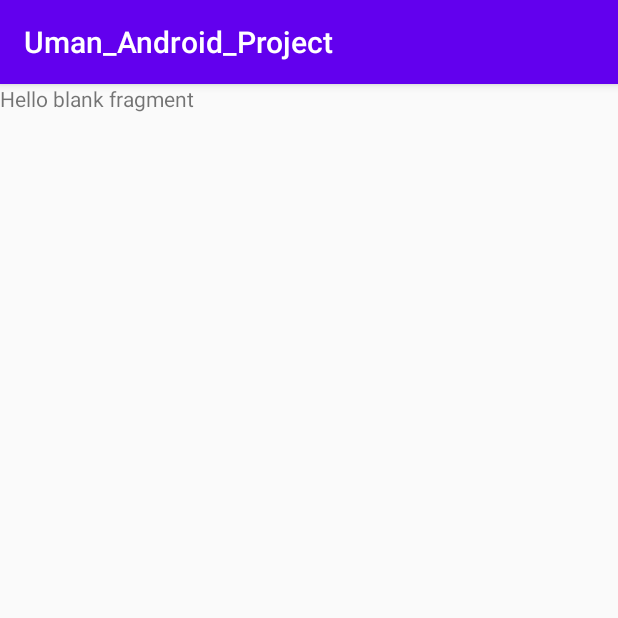
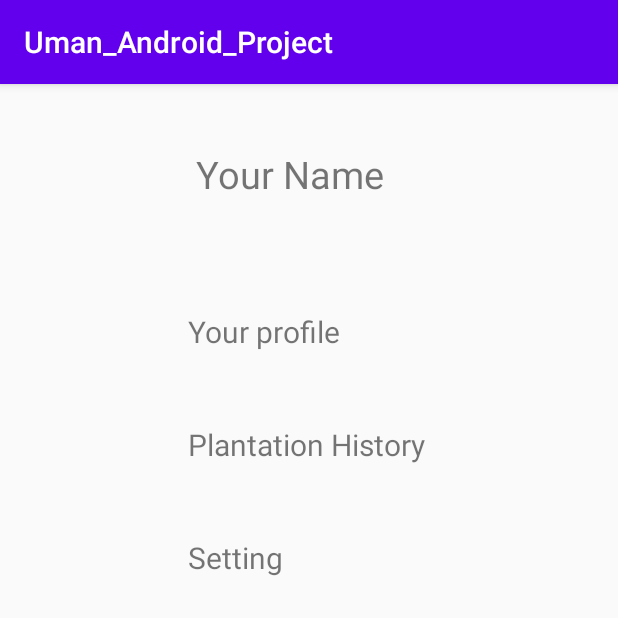
Before and after one commit to BharatB427/Tree-Plantation, an Android app: the fragment ProfileFragment shown on its own in the app's theme, on a phone screen of 412 x 824 dp, the top half of it. Run offline under Robolectric (Android 15) with nearby library versions, the phone set to English and light mode, and no system bars.

Commit message:
plantation history v1.0

```diff
--- a/app/src/main/AndroidManifest.xml
+++ b/app/src/main/AndroidManifest.xml
@@ -13,6 +13,8 @@
         android:roundIcon="@mipmap/ic_launcher_round"
         android:supportsRtl="true"
         android:theme="@style/Theme.Uman_Android_Project">
+        <activity android:name=".PlantationDetailActivity"></activity>
+        <activity android:name=".PlantationHistoryActivity" />
         <activity android:name=".AddActivity" />
         <activity android:name=".FormSubmitActivity" />
         <activity android:name=".MainActivity">
--- a/app/src/main/java/com/example/uman_android_project/fragment/ProfileFragment.java
+++ b/app/src/main/java/com/example/uman_android_project/fragment/ProfileFragment.java
@@ -1,5 +1,6 @@
 package com.example.uman_android_project.fragment;
 
+import android.content.Intent;
 import android.os.Bundle;
 
 import androidx.fragment.app.Fragment;
@@ -7,7 +8,9 @@ import androidx.fragment.app.Fragment;
 import android.view.LayoutInflater;
 import android.view.View;
 import android.view.ViewGroup;
+import android.widget.TextView;
 
+import com.example.uman_android_project.PlantationHistoryActivity;
 import com.example.uman_android_project.R;
 
 /**
@@ -57,10 +60,24 @@ public class ProfileFragment extends Fragment {
         }
     }
 
+    TextView profile, plantation, setting;
+
     @Override
     public View onCreateView(LayoutInflater inflater, ViewGroup container,
                              Bundle savedInstanceState) {
         // Inflate the layout for this fragment
-        return inflater.inflate(R.layout.fragment_profile, container, false);
+        View view =  inflater.inflate(R.layout.fragment_profile, container, false);
+
+        plantation = view.findViewById(R.id.plantationHistory);
+        plantation.setOnClickListener(new View.OnClickListener() {
+            @Override
+            public void onClick(View v) {
+                Intent intent = new Intent(getContext(), PlantationHistoryActivity.class);
+                startActivity(intent);
+            }
+        });
+
+
+        return view;
     }
 }
--- a/app/src/main/res/layout/fragment_profile.xml
+++ b/app/src/main/res/layout/fragment_profile.xml
@@ -1,14 +1,96 @@
 <?xml version="1.0" encoding="utf-8"?>
-<FrameLayout xmlns:android="http://schemas.android.com/apk/res/android"
+<LinearLayout xmlns:android="http://schemas.android.com/apk/res/android"
     xmlns:tools="http://schemas.android.com/tools"
     android:layout_width="match_parent"
     android:layout_height="match_parent"
-    tools:context=".fragment.ProfileFragment">
+    tools:context=".fragment.ProfileFragment"
+    android:orientation="vertical"
+    android:paddingLeft="5dp">
 
-    <!-- TODO: Update blank fragment layout -->
-    <TextView
+    <LinearLayout
         android:layout_width="match_parent"
-        android:layout_height="match_parent"
-        android:text="@string/hello_blank_fragment" />
+        android:layout_height="120dp"
+        android:paddingTop="20dp">
 
-</FrameLayout>
+        <ImageView
+            android:id="@+id/profilePhoto"
+            android:layout_width="80dp"
+            android:layout_height="80dp"/>
+
+        <TextView
+            android:id="@+id/profileName"
+            android:layout_width="200dp"
+            android:layout_height="80dp"
+            android:layout_marginLeft="30dp"
+            android:paddingLeft="15dp"
+            android:text="Your Name"
+            android:textSize="25sp"
+            android:gravity="center_vertical"/>
+
+    </LinearLayout>
+
+    <LinearLayout
+        android:layout_width="match_parent"
+        android:layout_height="70dp"
+        android:layout_marginTop="10dp">
+
+        <ImageView
+            android:layout_width="60dp"
+            android:layout_height="60dp"/>
+        <TextView
+            android:id="@+id/editProfile"
+            android:layout_width="wrap_content"
+            android:layout_height="match_parent"
+            android:layout_marginLeft="30dp"
+            android:paddingLeft="30dp"
+            android:text="Your profile"
+            android:textAllCaps="false"
+            android:textSize="20sp"
+            android:gravity="center_vertical"/>
+
+    </LinearLayout>
+
+    <LinearLayout
+        android:layout_width="match_parent"
+        android:layout_height="70dp"
+        android:layout_marginTop="5dp">
+
+        <ImageView
+            android:layout_width="60dp"
+            android:layout_height="60dp"/>
+        <TextView
+            android:id="@+id/plantationHistory"
+            android:layout_width="wrap_content"
+            android:layout_height="match_parent"
+            android:layout_marginLeft="30dp"
+            android:paddingLeft="30dp"
+            android:text="Plantation History"
+            android:textAllCaps="false"
+            android:textSize="20sp"
+            android:gravity="center_vertical"/>
+
+    </LinearLayout>
+
+    <LinearLayout
+        android:layout_width="match_parent"
+        android:layout_height="70dp"
+        android:layout_marginTop="5dp">
+
+        <ImageView
+            android:layout_width="60dp"
+            android:layout_height="60dp"/>
+        <TextView
+            android:id="@+id/setting"
+            android:layout_width="wrap_content"
+            android:layout_height="match_parent"
+            android:layout_marginLeft="30dp"
+            android:paddingLeft="30dp"
+            android:text="Setting"
+            android:textAllCaps="false"
+            android:textSize="20sp"
+            android:gravity="center_vertical"/>
+
+    </LinearLayout>
+
+
+</LinearLayout>
```
Also changed, not shown: app/src/main/java/com/example/uman_android_project/AdapterTree.java (deleted, +0 -54 lines), app/src/main/java/com/example/uman_android_project/PlantationDetailActivity.java (added, +40 -0 lines), app/src/main/java/com/example/uman_android_project/PlantationHistoryActivity.java (renamed from app/src/main/java/com/example/uman_android_project/FormSubmitActivity.java, +22 -20 lines), app/src/main/java/com/example/uman_android_project/Tree.java (deleted, +0 -56 lines), app/src/main/java/com/example/uman_android_project/tree/AdapterTree.java (added, +72 -0 lines), app/src/main/java/com/example/uman_android_project/tree/Tree.java (added, +96 -0 lines), app/src/main/res/layout/activity_form_submit.xml (deleted, +0 -15 lines), app/src/main/res/layout/activity_plantation_detail.xml (added, +122 -0 lines), app/src/main/res/layout/activity_plantation_history.xml (added, +31 -0 lines), app/src/main/res/layout/tree_info_list.xml (+29 -30 lines).
